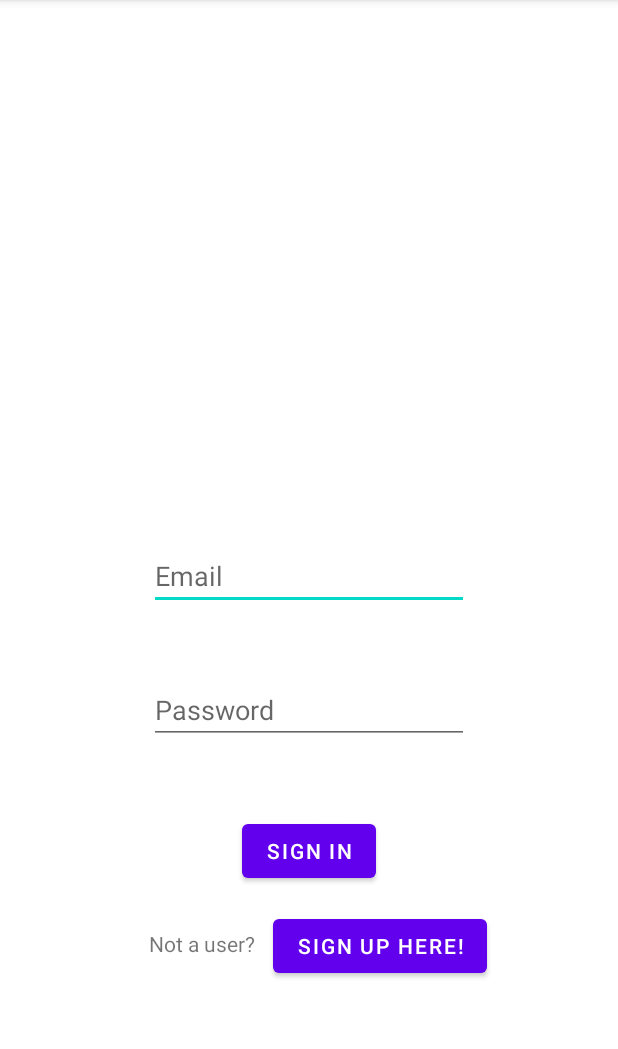
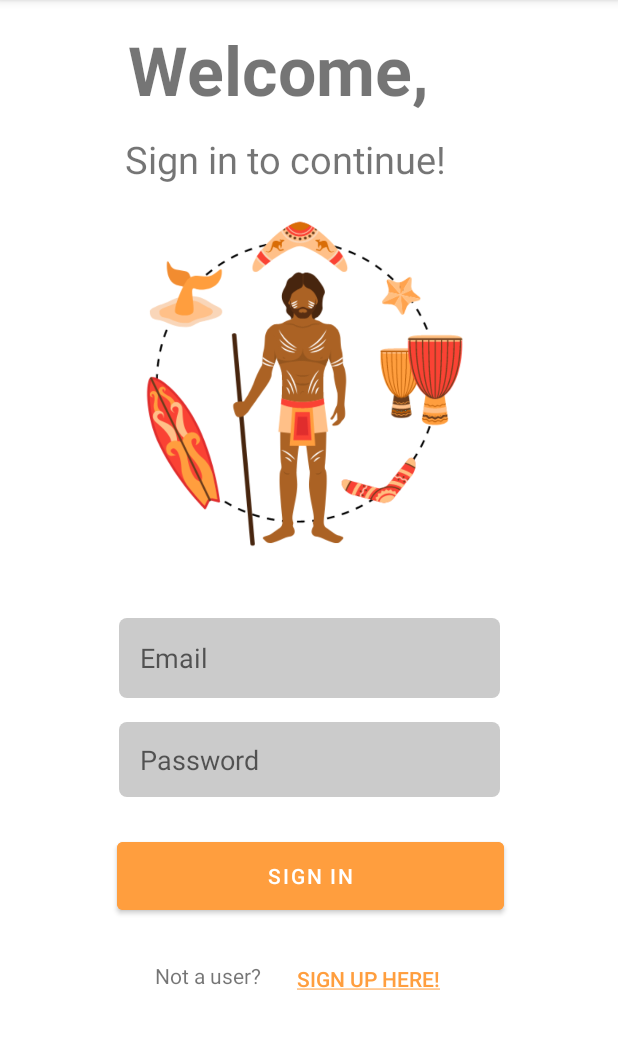
Before and after one commit to jessicaw1602/TopJet, an Android app: the screen it shows after launch (MainActivity), on a phone screen of 412 x 824 dp, the part 84-1133 px from its top. Run offline under Robolectric (Android 15) with nearby library versions, the phone set to English and light mode, and no system bars; our stand-ins replace Firebase (no records; nobody signed in at launch, a user with empty details on screens opened directly).

Commit message:
modified activity_register.xml and activity_main.xml + added string and rounded_corner.xml for design purposes

```diff
--- /dev/null
+++ b/app/src/main/res/drawable/rounded_corner.xml
@@ -0,0 +1,12 @@
+<?xml version="1.0" encoding="utf-8"?>
+<shape xmlns:android="http://schemas.android.com/apk/res/android"
+    android:shape="rectangle">
+    <corners android:radius="5dp" />
+    <padding
+        android:left="5dp"
+        android:right="5dp"
+        android:bottom="5dp"
+        android:top="5dp" />
+    <stroke android:width="0dp"  />
+    <solid android:color="#CBCBCB" />
+</shape>
--- a/app/src/main/res/layout/activity_main.xml
+++ b/app/src/main/res/layout/activity_main.xml
@@ -6,56 +6,109 @@
     android:layout_height="match_parent"
     tools:context=".MainActivity">
 
+    <ImageView
+        android:id="@+id/imageView"
+        android:layout_width="261dp"
+        android:layout_height="251dp"
+        android:layout_marginTop="13dp"
+        app:layout_constraintBottom_toTopOf="@+id/etEmail"
+        app:layout_constraintEnd_toEndOf="parent"
+        app:layout_constraintStart_toStartOf="parent"
+        app:layout_constraintTop_toBottomOf="@+id/textView2"
+        app:layout_constraintVertical_bias="0.187"
+        app:srcCompat="@drawable/home_man" />
+
     <EditText
         android:id="@+id/etEmail"
-        android:layout_width="wrap_content"
-        android:layout_height="wrap_content"
+        android:layout_width="254dp"
+        android:layout_height="53dp"
+        android:layout_marginTop="24dp"
+        android:background="@drawable/rounded_corner"
         android:ems="10"
-        android:hint="Email"
+        android:hint="  Email"
         android:inputType="textEmailAddress"
-        app:layout_constraintBottom_toBottomOf="parent"
+        android:left="20dp"
+        android:textColor="@android:color/black"
         app:layout_constraintEnd_toEndOf="parent"
         app:layout_constraintStart_toStartOf="parent"
-        app:layout_constraintTop_toTopOf="parent" />
+        app:layout_constraintTop_toBottomOf="@id/imageView" />
 
     <EditText
         android:id="@+id/etPassword"
-        android:layout_width="wrap_content"
-        android:layout_height="wrap_content"
-        android:layout_marginTop="44dp"
+        android:layout_width="254dp"
+        android:layout_height="50dp"
+        android:layout_marginTop="16dp"
+        android:background="@drawable/rounded_corner"
         android:ems="10"
-        android:hint="Password"
+        android:hint="  Password"
         android:inputType="textPassword"
-        app:layout_constraintStart_toStartOf="@+id/etEmail"
-        app:layout_constraintTop_toBottomOf="@+id/etEmail" />
+        android:textColor="@color/black"
+        app:layout_constraintEnd_toEndOf="parent"
+        app:layout_constraintStart_toStartOf="parent"
+        app:layout_constraintTop_toBottomOf="@+id/etEmail"
+        app:layout_constraintBottom_toTopOf="@id/btRegister"/>
 
     <Button
         android:id="@+id/btRegister"
+        android:layout_width="258dp"
+        android:layout_height="57dp"
+        android:layout_marginTop="24dp"
+        android:backgroundTint="#FF9E3E"
+        android:text="Sign In"
+        app:layout_constraintEnd_toEndOf="parent"
+        app:layout_constraintHorizontal_bias="0.507"
+        app:layout_constraintStart_toStartOf="parent"
+        app:layout_constraintTop_toBottomOf="@+id/etPassword" />
+
+    <Button
+        android:id="@+id/btSignUp"
+        style="?android:attr/borderlessButtonStyle"
         android:layout_width="wrap_content"
         android:layout_height="wrap_content"
-        android:layout_marginTop="47dp"
-        android:text="Sign In"
-        app:layout_constraintEnd_toEndOf="parent"
-        app:layout_constraintStart_toStartOf="parent"
-        app:layout_constraintTop_toBottomOf="@+id/etPassword" />
+        android:layout_marginStart="8dp"
+        android:layout_marginLeft="8dp"
+        android:layout_marginTop="16dp"
+        android:backgroundTint="@android:color/transparent"
+        android:elevation="0dp"
+        android:shadowColor="@android:color/transparent"
+        android:text="@string/sign_up_here"
+        android:textColor="#FF9E3E"
+        app:layout_constraintStart_toEndOf="@+id/tvNotAUser"
+        app:layout_constraintTop_toBottomOf="@+id/btRegister" />
 
     <TextView
         android:id="@+id/tvNotAUser"
         android:layout_width="wrap_content"
         android:layout_height="wrap_content"
+        android:layout_marginStart="24dp"
+        android:layout_marginLeft="24dp"
         android:layout_marginTop="28dp"
         android:text="Not a user?"
         app:layout_constraintStart_toStartOf="@+id/etPassword"
         app:layout_constraintTop_toBottomOf="@+id/btRegister" />
 
-    <Button
-        android:id="@+id/btSignUp"
+    <TextView
+        android:id="@+id/textView"
         android:layout_width="wrap_content"
         android:layout_height="wrap_content"
-        android:layout_marginStart="12dp"
-        android:layout_marginLeft="12dp"
-        android:layout_marginTop="15dp"
-        android:text="Sign Up Here!"
-        app:layout_constraintStart_toEndOf="@+id/tvNotAUser"
-        app:layout_constraintTop_toBottomOf="@+id/btRegister" />
+        android:layout_marginTop="16dp"
+        android:text="Welcome,"
+        android:textSize="45dp"
+        android:textStyle="bold"
+        app:layout_constraintEnd_toEndOf="parent"
+        app:layout_constraintHorizontal_bias="0.403"
+        app:layout_constraintStart_toStartOf="parent"
+        app:layout_constraintTop_toTopOf="parent" />
+
+    <TextView
+        android:id="@+id/textView2"
+        android:layout_width="wrap_content"
+        android:layout_height="wrap_content"
+        android:layout_marginTop="12dp"
+        android:text="Sign in to continue!"
+        android:textSize="25dp"
+        app:layout_constraintEnd_toEndOf="parent"
+        app:layout_constraintHorizontal_bias="0.422"
+        app:layout_constraintStart_toStartOf="parent"
+        app:layout_constraintTop_toBottomOf="@+id/textView" />
 </androidx.constraintlayout.widget.ConstraintLayout>
--- a/app/src/main/res/layout/activity_register.xml
+++ b/app/src/main/res/layout/activity_register.xml
@@ -14,6 +14,7 @@
     android:layout_marginTop="19dp"
     android:ems="10"
     android:hint="Password"
+    android:background="@drawable/rounded_corner"
     android:inputType="textPassword"
     app:layout_constraintStart_toStartOf="@+id/tvUsername"
     app:layout_constraintTop_toBottomOf="@+id/tvUsername" />
@@ -25,15 +26,17 @@
     android:layout_marginTop="21dp"
     android:ems="10"
     android:hint="Re-enter password"
+    android:background="@drawable/rounded_corner"
     android:inputType="textPassword"
     app:layout_constraintStart_toStartOf="@+id/etPassword"
     app:layout_constraintTop_toBottomOf="@+id/etPassword" />
 
 <EditText
     android:id="@+id/etUsername"
-        android:layout_width="wrap_content"
-        android:layout_height="wrap_content"
+    android:layout_width="210dp"
+    android:layout_height="43dp"
     android:layout_marginTop="52dp"
+    android:background="@drawable/rounded_corner"
     android:ems="10"
     android:hint="Username"
     android:inputType="textPersonName"
@@ -44,9 +47,10 @@
 
     <Button
         android:id="@+id/btRegister"
-        android:layout_width="wrap_content"
-        android:layout_height="wrap_content"
+        android:layout_width="204dp"
+        android:layout_height="51dp"
         android:layout_marginTop="36dp"
+        android:backgroundTint="#FF9E3E"
         android:text="Sign up"
         app:layout_constraintEnd_toEndOf="parent"
         app:layout_constraintStart_toStartOf="parent"
@@ -58,6 +62,7 @@
     android:layout_height="wrap_content"
     android:layout_marginTop="340dp"
     android:text="Create a password."
+    android:textStyle="bold"
     app:layout_constraintStart_toStartOf="@+id/etEmail"
     app:layout_constraintTop_toTopOf="parent" />
 
@@ -67,13 +72,15 @@
     android:layout_height="wrap_content"
     android:layout_marginTop="240dp"
     android:text="Create a username."
+    android:textStyle="bold"
     app:layout_constraintStart_toStartOf="@+id/etEmail"
     app:layout_constraintTop_toTopOf="parent" />
 
 <EditText
     android:id="@+id/etEmail"
-        android:layout_width="wrap_content"
-        android:layout_height="wrap_content"
+    android:layout_width="212dp"
+    android:layout_height="45dp"
+    android:background="@drawable/rounded_corner"
     android:ems="10"
     android:hint="Email"
     android:inputType="textEmailAddress"
@@ -90,6 +97,7 @@
     android:layout_height="wrap_content"
     android:layout_marginTop="132dp"
     android:text="Enter your email."
+    android:textStyle="bold"
     app:layout_constraintStart_toStartOf="@+id/etEmail"
     app:layout_constraintTop_toTopOf="parent" />
 
--- a/app/src/main/res/values/strings.xml
+++ b/app/src/main/res/values/strings.xml
@@ -1,3 +1,4 @@
 <resources>
     <string name="app_name">TopJet</string>
+    <string name ="sign_up_here"><u>Sign up here!</u></string>
 </resources>
```
Also changed, not shown: app/src/main/res/drawable/home_man.PNG (added), 1 other file. Lines whose indentation alone changed are shown as unchanged.
